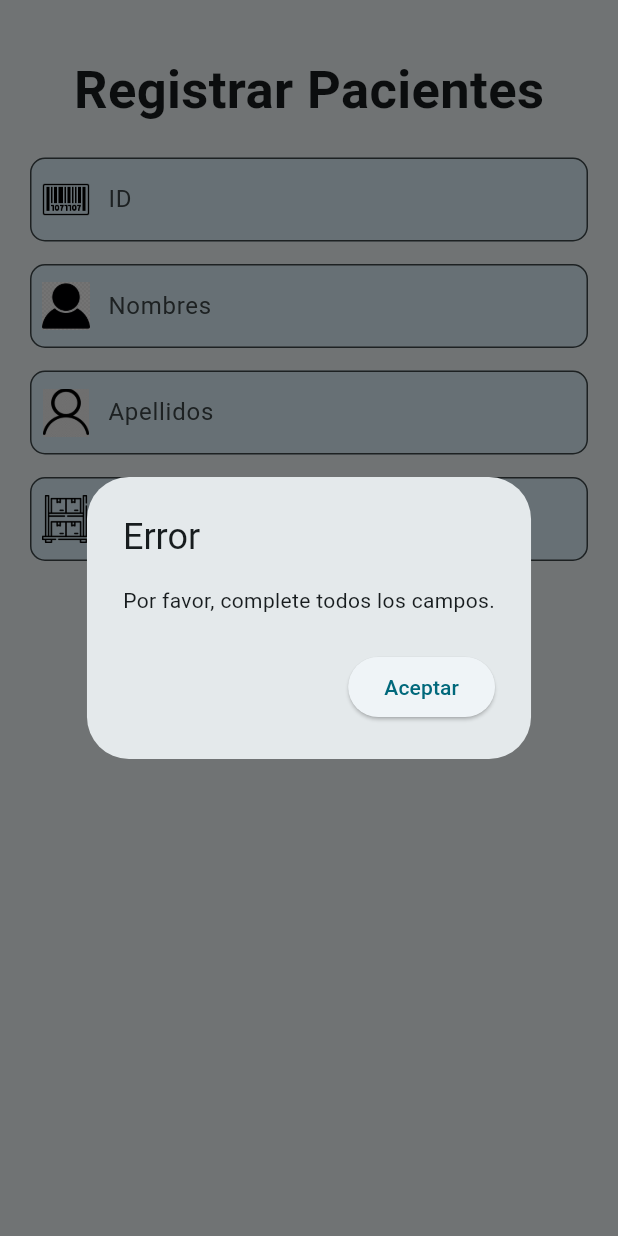
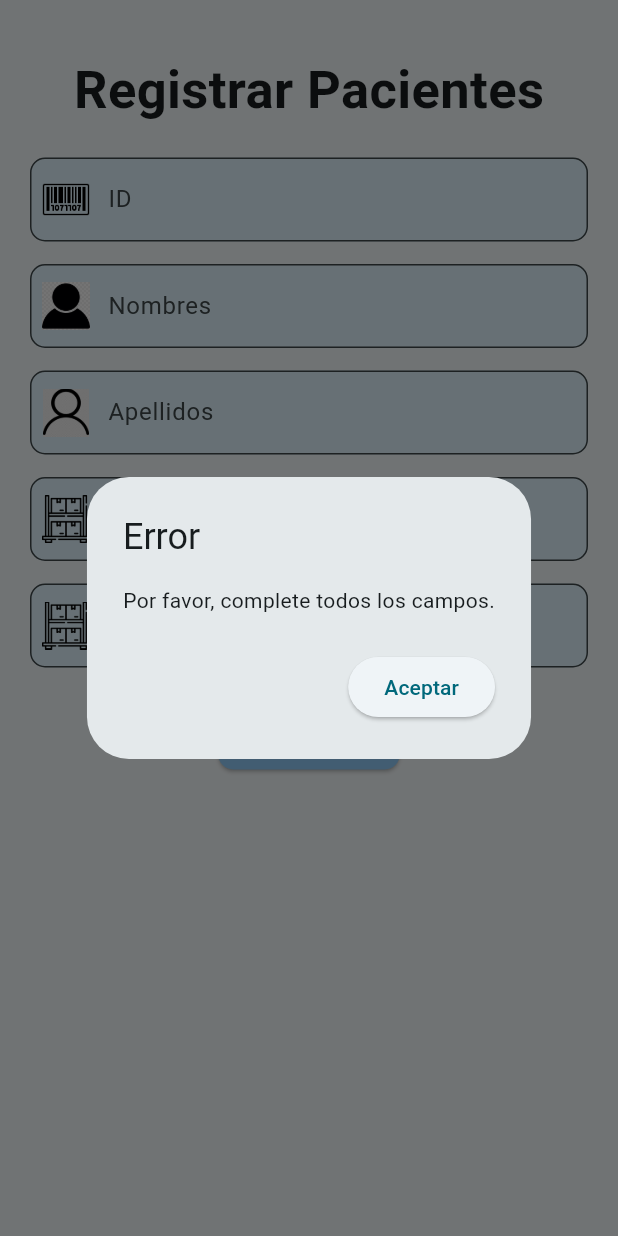
Before and after one commit to pinchi007/eval2_dsw22, a Flutter app: the Registro widget shown alone on an empty page, opened directly, after a tap on "Agregar", on a phone screen of 412 x 824 dp. Run offline on Flutter 3.47's test engine with Material 2 defaults, Android fonts, the phone set to English and light mode, and no system bars; our stand-ins replace cloud_firestore, firebase_auth, firebase_core, quickalert; accounts and stored records are empty.

Commit message:
Indicaciones para aagregar campos y controlladores

```diff
--- a/lib/pages/Consulta.dart
+++ b/lib/pages/Consulta.dart
@@ -59,9 +59,11 @@ class _ConsultaState extends State<Consulta> {
                     subtitle: Column(
                       crossAxisAlignment: CrossAxisAlignment.start,
                       children: [
+                        //agregar campo para mostrarlo en la consulta
                         Text("Nombre: ${producto["nombre"]}"),
                         Text("Apellidos: ${producto["Apellido"]}"),
                         Text("Observacion: ${producto["Observacion"]}"),
+                        Text("Direccion: ${producto["Direccion"]}")
                       ],
                     ),
                   ),
--- a/lib/pages/registrar.dart
+++ b/lib/pages/registrar.dart
@@ -2,20 +2,28 @@ import 'package:flutter/material.dart';
 import 'package:cloud_firestore/cloud_firestore.dart';
 
 class Registro extends StatelessWidget {
-  Future<void> agregarProducto(String idproducto, String nombre,
-      String Apellido, String Observacion) async {
+  Future<void> agregarProducto(
+    String idproducto,
+    String Nombre,
+    String Apellido,
+    String Observacion,
+    String Direccion,
+  ) async {
     await FirebaseFirestore.instance.collection('tb_productos').add({
       "idproducto": idproducto,
-      "nombre": nombre,
+      "nombre": Nombre,
       "Apellido": Apellido,
-      "Observacion": Observacion
+      "Observacion": Observacion,
+      "Direccion": Direccion
     });
   }
 
+//agregar controlador para añadir campos
   TextEditingController IdController = TextEditingController();
   TextEditingController NombreController = TextEditingController();
   TextEditingController ApellidoController = TextEditingController();
   TextEditingController ObservacionController = TextEditingController();
+  TextEditingController DireccionController = TextEditingController();
 
   @override
   Widget build(BuildContext context) {
@@ -111,13 +119,35 @@ class Registro extends StatelessWidget {
                     hintText: 'Agregar Observaciones'),
               ),
               const SizedBox(height: 15),
+              TextField(
+                controller: DireccionController,
+                keyboardType: TextInputType.text,
+                decoration: InputDecoration(
+                    filled: true,
+                    fillColor: Colors.lightBlue[50],
+                    prefixIcon: Padding(
+                      padding: const EdgeInsets.all(8.0),
+                      child: Image.asset(
+                        'img/stock.png',
+                        width: 5,
+                        height: 5,
+                      ),
+                    ),
+                    border: OutlineInputBorder(
+                        borderRadius: BorderRadius.circular(10)),
+                    labelText: 'Direccion',
+                    hintText: 'Agregar Direccion de Recidencia'),
+              ),
+              const SizedBox(height: 15),
+              //agregar campo desde el textfield hasta el sizebox para crear el campo de controlador
               ElevatedButton(
                 onPressed: () async {
                   // Verifica si alguno de los campos está vacío
                   if (IdController.text.isEmpty ||
                       NombreController.text.isEmpty ||
                       ApellidoController.text.isEmpty ||
-                      ObservacionController.text.isEmpty) {
+                      ObservacionController.text.isEmpty ||
+                      DireccionController.text.isEmpty) {
                     // Muestra un mensaje de error si algún campo está vacío
                     showDialog(
                       context: context,
@@ -142,11 +172,13 @@ class Registro extends StatelessWidget {
                   }
 
                   try {
+                    //agregar controlador creado
                     await agregarProducto(
                         IdController.text,
                         NombreController.text,
                         ApellidoController.text,
-                        ObservacionController.text);
+                        ObservacionController.text,
+                        DireccionController.text);
 
                     // Muestra un aviso de éxito después de agregar el producto
                     showDialog(
@@ -168,12 +200,14 @@ class Registro extends StatelessWidget {
                     );
 
                     // Realiza el registro y luego limpia los campos
+                    //agregar controlador creado
                     Registro();
 
                     IdController.clear();
                     NombreController.clear();
                     ApellidoController.clear();
                     ObservacionController.clear();
+                    DireccionController.clear();
                   } catch (e) {
                     // Maneja cualquier excepción que pueda ocurrir al agregar el producto.
                     print("Error al agregar el producto: $e");
```
